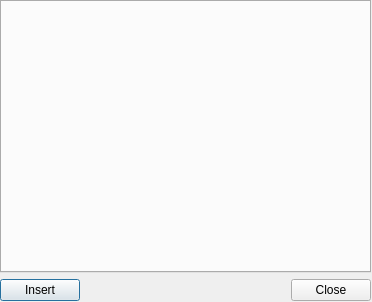
Qt form ui/emoticons.ui (gitter-badger/simplechatclient) before a commit.
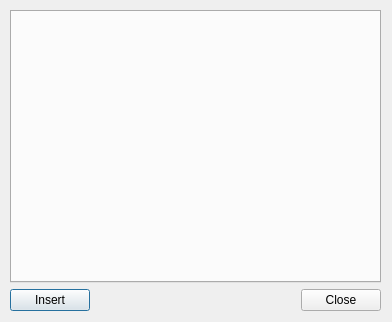
The same form after that commit. Icons and pictures are not drawn.

Diff of the .ui file:
```diff
--- a/ui/emoticons.ui
+++ b/ui/emoticons.ui
@@ -6,20 +6,20 @@
    <rect>
     <x>0</x>
     <y>0</y>
-    <width>372</width>
-    <height>302</height>
+    <width>392</width>
+    <height>322</height>
    </rect>
   </property>
   <property name="minimumSize">
    <size>
-    <width>372</width>
-    <height>302</height>
+    <width>392</width>
+    <height>322</height>
    </size>
   </property>
   <property name="maximumSize">
    <size>
-    <width>372</width>
-    <height>302</height>
+    <width>392</width>
+    <height>322</height>
    </size>
   </property>
   <property name="windowTitle">
@@ -32,8 +32,8 @@
   <widget class="QWidget" name="verticalLayoutWidget">
    <property name="geometry">
     <rect>
-     <x>0</x>
-     <y>0</y>
+     <x>10</x>
+     <y>10</y>
      <width>371</width>
      <height>301</height>
     </rect>
```
